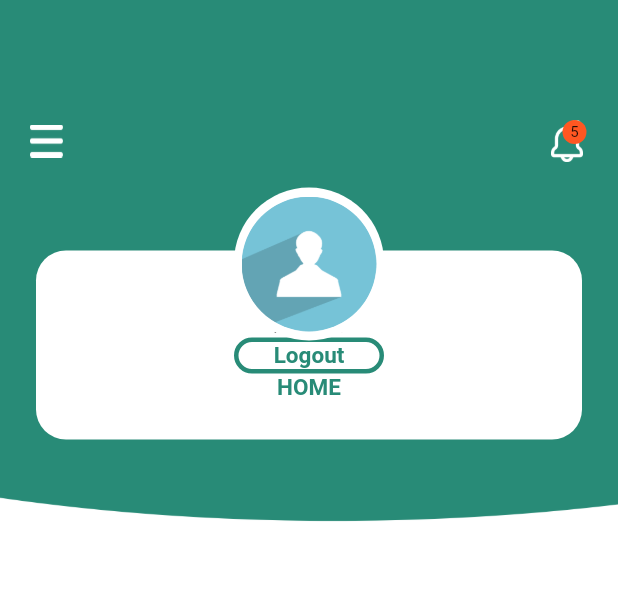
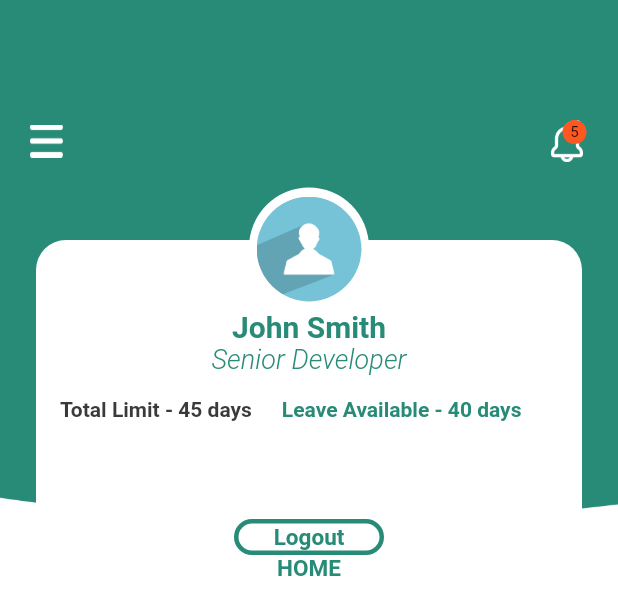
Before and after one commit to maruthu-anabond/leave_management, a Flutter app: the Home widget shown alone on an empty page, opened directly, on a phone screen of 412 x 824 dp. Shown: the top 615 px of the screen. Run offline on Flutter 3.47's test engine with Material 2 defaults, Android fonts, the phone set to English and light mode, and no system bars; our stand-ins replace flutter_cache_manager, flutter_spinkit, flutter_svg, image_cropper, image_picker, shared_preferences; missing offline and left inert: adobe_xd, image_cropper_for_web, image_picker_for_web, shared_preferences_web; accounts and stored records are empty.

Commit message:
#3788 Leave application-Mobile app Home screen

```diff
--- a/lib/config/style.dart
+++ b/lib/config/style.dart
@@ -39,6 +39,8 @@ const appStyle = {
 
   //Border Color
   'borderColor': Color(0xffe2e2e2),
+  'mattGreen': Color(0xff288b77),
+  'mattBlack': Color(0xff3a3a3a),
 };
 
 // ThemeData appThemeData = ThemeData(
--- a/lib/views/pages/home.dart
+++ b/lib/views/pages/home.dart
@@ -64,19 +64,57 @@ class _HomePageState extends State<Home> {
                     children: <Widget>[
                       Container(
                         padding: EdgeInsets.symmetric(horizontal: 20.0),
-                        margin: EdgeInsets.only(bottom: 20.0, top: 40.0),
+                        margin: EdgeInsets.only(bottom: 20.0, top: 33.0),
                         child: cardWidget(
                           Container(
                             margin: EdgeInsets.only(top: 30.0, bottom: 10.0),
                             child: Column(
                               children: <Widget>[
                                 Text(
-                                  "Maruthu U",
+                                  "John Smith",
                                   style: TextStyle(
+                                    fontFamily: 'Roboto',
                                     fontWeight: FontWeight.bold,
-                                    fontSize: 10,
+                                    fontSize:20,
+                                    color:appStyle['mattGreen'] as Color,
                                   ),
                                 ),
+                                Text(
+                                  "Senior Developer",
+                                  style: TextStyle(
+                                    fontFamily: 'Roboto',
+                                    color: appStyle['mattGreen'] as Color,
+                                    fontStyle: FontStyle.italic,
+                                    fontWeight: FontWeight.w300,
+                                    fontSize: 18,
+                                  ),
+                                ),
+                                SizedBox(height: 15),
+                                Row(
+                                  children: <Widget>[
+                                    Text(
+                                      "Total Limit - 45 days",
+                                      style: TextStyle(
+                                        fontFamily: 'Roboto',
+                                        fontWeight: FontWeight.w700,
+                                        color: appStyle['mattBlack'] as Color,
+                                        fontSize: 14,
+                                      ),
+                                    ),
+                                    SizedBox(width: 20), // give it width
+                                    Text(
+                                      "Leave Available - 40 days",
+                                      style: TextStyle(
+                                        fontFamily: 'Roboto',
+                                        fontWeight: FontWeight.w700,
+                                        color: appStyle['mattGreen'] as Color,
+                                        fontSize: 14,
+                                      ),
+                                    ),
+                                  ],
+
+                                ),
+                                SizedBox(height: 65),
                                 InkWell(
                                   onTap: () async {
                                     logout();
@@ -131,8 +169,8 @@ class _HomePageState extends State<Home> {
                         right: 0.0,
                         child: Center(
                           child: Container(
-                            width: 110.0,
-                            height: 110.0,
+                            width: 90.0,
+                            height: 90.0,
                             alignment: Alignment.center,
                             child: Card(
                               elevation: 0.0,
@@ -153,8 +191,8 @@ class _HomePageState extends State<Home> {
                                           child: Image(
                                             image: AssetImage('assets/images/profile.png'),
                                             fit: BoxFit.cover,
-                                            width: 90.0,
-                                            height: 90.0,
+                                            width: 70.0,
+                                            height: 70.0,
                                           ),
                                         ),
                                       ],
```
